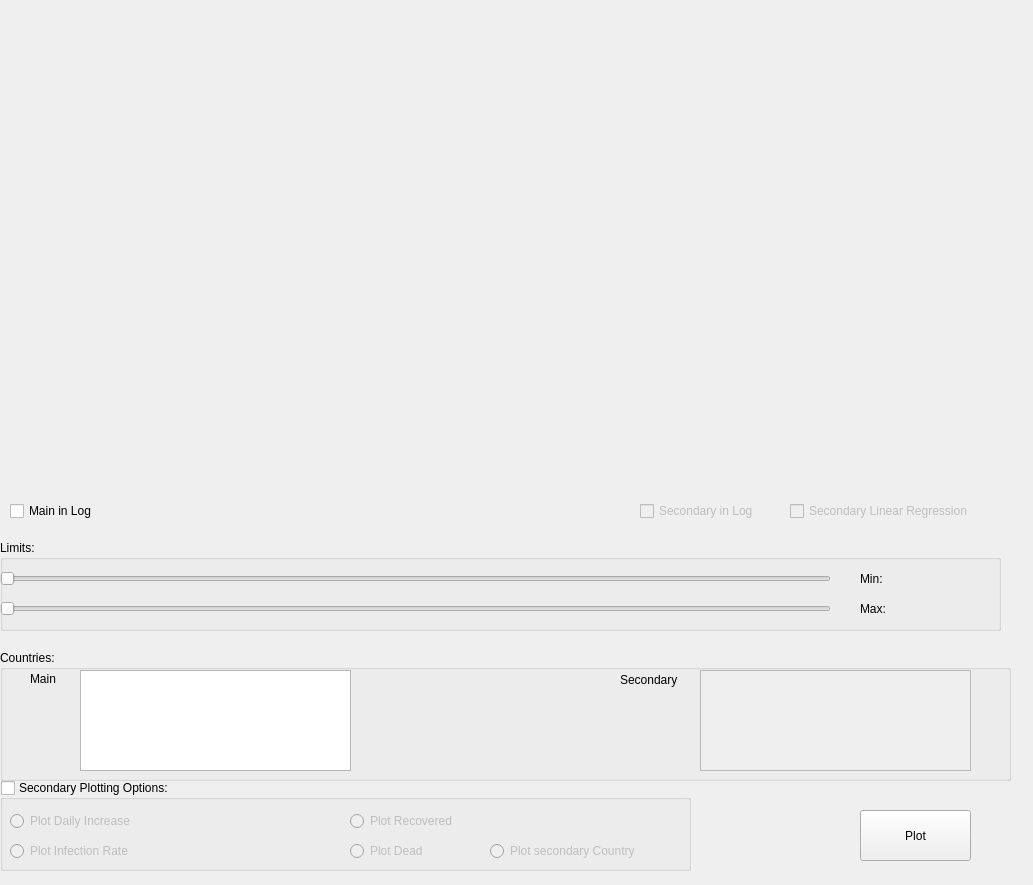
The window that corona-stats.ui (arne48/corona-stats) describes before a commit, drawn with Qt 5.
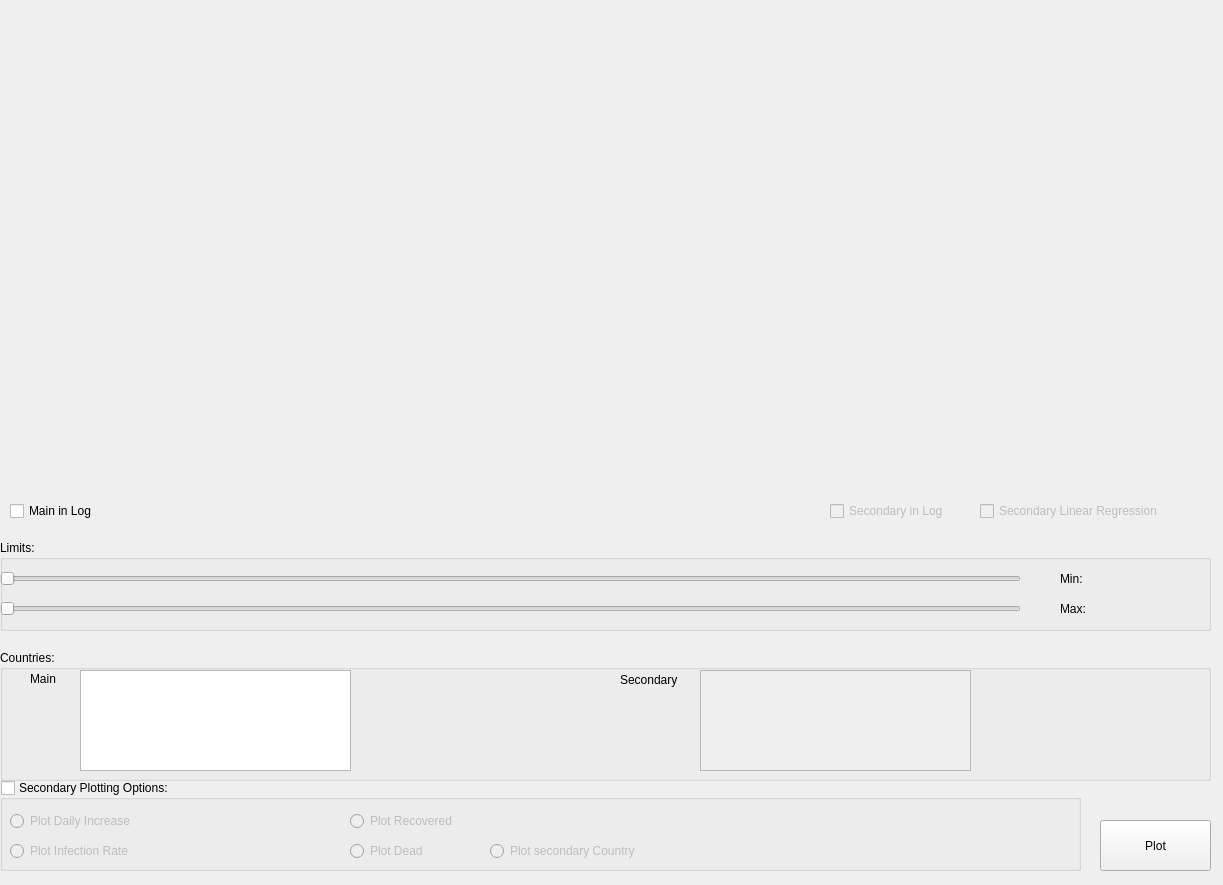
The same window after the commit.

Commit message: increased designed window size, rotated x labels

What changed in the file:
```diff
--- a/corona-stats.ui
+++ b/corona-stats.ui
@@ -6,7 +6,7 @@
    <rect>
     <x>0</x>
     <y>0</y>
-    <width>1033</width>
+    <width>1223</width>
     <height>885</height>
    </rect>
   </property>
@@ -18,7 +18,7 @@
     <rect>
      <x>9</x>
      <y>9</y>
-     <width>1011</width>
+     <width>1201</width>
      <height>491</height>
     </rect>
    </property>
@@ -33,7 +33,7 @@
     <rect>
      <x>0</x>
      <y>540</y>
-     <width>1001</width>
+     <width>1211</width>
      <height>91</height>
     </rect>
    </property>
@@ -51,7 +51,7 @@
      <rect>
       <x>0</x>
       <y>30</y>
-      <width>831</width>
+      <width>1021</width>
       <height>17</height>
      </rect>
     </property>
@@ -70,7 +70,7 @@
      <rect>
       <x>0</x>
       <y>60</y>
-      <width>831</width>
+      <width>1021</width>
       <height>17</height>
      </rect>
     </property>
@@ -81,9 +81,9 @@
    <widget class="QLabel" name="lbl_sld_min">
     <property name="geometry">
      <rect>
-      <x>860</x>
+      <x>1060</x>
       <y>30</y>
-      <width>111</width>
+      <width>131</width>
       <height>17</height>
      </rect>
     </property>
@@ -94,9 +94,9 @@
    <widget class="QLabel" name="lbl_sld_max">
     <property name="geometry">
      <rect>
-      <x>860</x>
+      <x>1060</x>
       <y>60</y>
-      <width>121</width>
+      <width>131</width>
       <height>17</height>
      </rect>
     </property>
@@ -110,7 +110,7 @@
     <rect>
      <x>0</x>
      <y>650</y>
-     <width>1011</width>
+     <width>1211</width>
      <height>131</height>
     </rect>
    </property>
@@ -172,7 +172,7 @@
     <rect>
      <x>0</x>
      <y>780</y>
-     <width>691</width>
+     <width>1081</width>
      <height>91</height>
     </rect>
    </property>
@@ -273,7 +273,7 @@
    </property>
    <property name="geometry">
     <rect>
-     <x>640</x>
+     <x>830</x>
      <y>500</y>
      <width>151</width>
      <height>22</height>
@@ -286,8 +286,8 @@
   <widget class="QPushButton" name="btn_plot">
    <property name="geometry">
     <rect>
-     <x>860</x>
-     <y>810</y>
+     <x>1100</x>
+     <y>820</y>
      <width>111</width>
      <height>51</height>
     </rect>
@@ -302,7 +302,7 @@
    </property>
    <property name="geometry">
     <rect>
-     <x>790</x>
+     <x>980</x>
      <y>500</y>
      <width>221</width>
      <height>22</height>
```
The commit also changes 2 other files.
